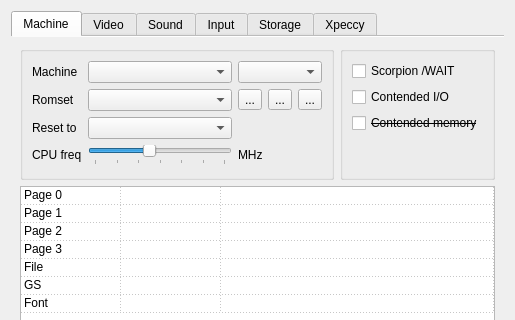
This is ui/setupwin.ui in samstyle/Xpeccy as Qt 5 draws it before an edit; both pictures show x 0 to 515 and y 0 to 320 of the 515 by 462 pixel window. The edited form follows.
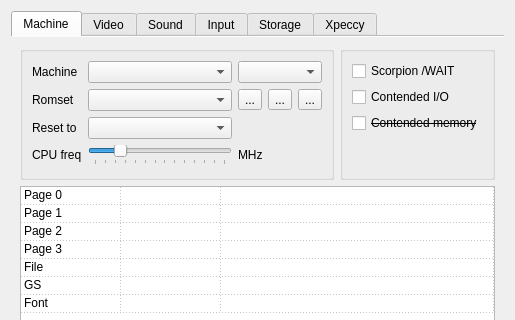
This is the edited form. Icons and pictures are not drawn.

Diff of the .ui file:
```diff
--- a/ui/setupwin.ui
+++ b/ui/setupwin.ui
@@ -112,7 +112,7 @@
                  <number>2</number>
                 </property>
                 <property name="maximum">
-                 <number>14</number>
+                 <number>28</number>
                 </property>
                 <property name="value">
                  <number>7</number>
```
